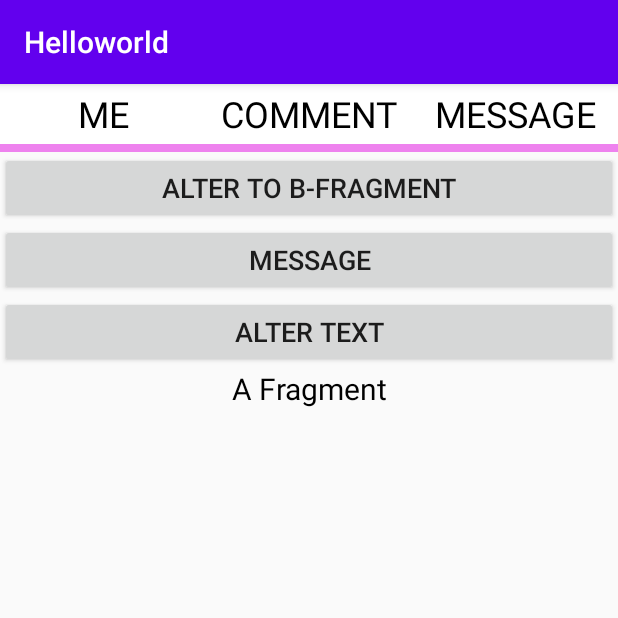
After one commit to 1170300624/Hello-World, an Android app: the PagerActivity screen opened directly, with no data from a screen before it, on a phone screen of 412 x 824 dp, the top half of it. The commit adds this screen. Run offline under Robolectric (Android 15) with nearby library versions, the phone set to English and light mode, and no system bars; network calls fail.

Commit message:
2021.8.24

```diff
--- a/app/build.gradle
+++ b/app/build.gradle
@@ -33,6 +33,7 @@ dependencies {
     implementation 'com.google.android.material:material:1.3.0'
     implementation 'androidx.constraintlayout:constraintlayout:2.0.4'
     implementation 'androidx.recyclerview:recyclerview:1.2.1'
+    implementation 'com.android.support:support-v4:28.0.0'
     testImplementation 'junit:junit:4.+'
     androidTestImplementation 'androidx.test.ext:junit:1.1.2'
     androidTestImplementation 'androidx.test.espresso:espresso-core:3.3.0'
--- a/app/src/main/AndroidManifest.xml
+++ b/app/src/main/AndroidManifest.xml
@@ -11,6 +11,12 @@
         android:roundIcon="@mipmap/ic_launcher_round"
         android:supportsRtl="true"
         android:theme="@style/Theme.Helloworld">
+        <activity
+            android:name=".SqlActivity"
+            android:exported="true" />
+        <activity
+            android:name=".PagerActivity"
+            android:exported="true" />
         <activity
             android:name=".FileActivity"
             android:exported="true" />
--- /dev/null
+++ b/app/src/main/java/com/example/helloworld/PagerActivity.java
@@ -0,0 +1,162 @@
+package com.example.helloworld;
+
+import androidx.annotation.NonNull;
+import androidx.appcompat.app.AppCompatActivity;
+import androidx.viewpager.widget.PagerAdapter;
+import androidx.viewpager.widget.ViewPager;
+
+import android.graphics.BitmapFactory;
+import android.graphics.Matrix;
+import android.os.Bundle;
+import android.util.DisplayMetrics;
+import android.view.LayoutInflater;
+import android.view.View;
+import android.view.ViewGroup;
+import android.view.animation.Animation;
+import android.view.animation.TranslateAnimation;
+import android.widget.ImageView;
+import android.widget.TextView;
+import android.widget.Toast;
+
+import java.util.ArrayList;
+import java.util.List;
+
+public class PagerActivity extends AppCompatActivity {
+
+    private ViewPager viewPager;
+    private ImageView imageView;
+    private TextView txtView1, txtView2, txtView3;
+    private List<View> views;
+    private int offset = 0;
+    private int currentIndex = 0;
+    private int bmpW;
+    private View v1, v2, v3;
+
+    @Override
+    protected void onCreate(Bundle savedInstanceState) {
+        super.onCreate(savedInstanceState);
+        setContentView(R.layout.activity_pager);
+
+        initImageView();
+        initTextView();
+        initViewPager();
+
+    }
+
+    private void initViewPager(){
+
+        viewPager = findViewById(R.id.view_pager);
+        views = new ArrayList<View>();
+        LayoutInflater inflater = getLayoutInflater();
+        v1 = inflater.inflate(R.layout.fragment_a, null);
+        v2 = inflater.inflate(R.layout.fragment_b, null);
+        v3 = inflater.inflate(R.layout.fragment_c, null);
+        views.add(v1);
+        views.add(v2);
+        views.add(v3);
+        viewPager.setAdapter(new MyViewPagerAdapter(views));
+        viewPager.setCurrentItem(0);
+        viewPager.addOnPageChangeListener(new MyOnPageChangeListener());
+
+    }
+
+    private void initTextView(){
+
+        txtView1 = findViewById(R.id.text1);
+        txtView2 = findViewById(R.id.text2);
+        txtView3 = findViewById(R.id.text3);
+
+        txtView1.setOnClickListener(new MyOnClickListener(0));
+        txtView2.setOnClickListener(new MyOnClickListener(1));
+        txtView3.setOnClickListener(new MyOnClickListener(2));
+
+    }
+
+    private void initImageView(){
+
+        imageView = findViewById(R.id.cursor);
+        bmpW = BitmapFactory.decodeResource(getResources(), R.drawable.a).getWidth();
+        DisplayMetrics dm = new DisplayMetrics();
+        int screenW = dm.widthPixels;
+        offset = (screenW / 3 -bmpW) / 2;
+        Matrix matrix = new Matrix();
+        matrix.postTranslate(offset, 0);
+        imageView.setImageMatrix(matrix);
+
+    }
+
+    private class MyOnClickListener implements View.OnClickListener{
+
+        private int index = 0;
+
+        public MyOnClickListener(int i){
+            index = i;
+        }
+
+        @Override
+        public void onClick(View view) {
+            viewPager.setCurrentItem(index);
+
+        }
+    }
+
+    public class MyViewPagerAdapter extends PagerAdapter{
+
+        private List<View> mListView;
+
+        public MyViewPagerAdapter(List<View> mListView){
+            this.mListView = mListView;
+        }
+
+        @Override
+        public void destroyItem(@NonNull ViewGroup container, int position, @NonNull Object object) {
+            container.removeView(mListView.get(position));
+        }
+
+        @NonNull
+        @Override
+        public Object instantiateItem(@NonNull ViewGroup container, int position) {
+            container.addView(mListView.get(position), 0);
+            return mListView.get(position);
+        }
+
+        @Override
+        public int getCount() {
+            return mListView.size();
+        }
+
+        @Override
+        public boolean isViewFromObject(@NonNull View view, @NonNull Object object) {
+            return view == object;
+        }
+    }
+
+    public class MyOnPageChangeListener implements ViewPager.OnPageChangeListener{
+
+        int one = offset * 2 + bmpW;
+        int two = one * 2;
+
+        @Override
+        public void onPageScrolled(int position, float positionOffset, int positionOffsetPixels) {
+
+        }
+
+        @Override
+        public void onPageSelected(int position) {
+
+            Animation animation = new TranslateAnimation(one * currentIndex, one * position, 0, 0);
+            currentIndex = position;
+            animation.setFillAfter(true);
+            animation.setDuration(300);
+            imageView.startAnimation(animation);
+            Toast.makeText(PagerActivity.this, viewPager.getCurrentItem()+"page has been chosen.", Toast.LENGTH_LONG).show();
+
+        }
+
+        @Override
+        public void onPageScrollStateChanged(int state) {
+
+        }
+    }
+
+}
--- /dev/null
+++ b/app/src/main/res/layout/activity_pager.xml
@@ -0,0 +1,73 @@
+<?xml version="1.0" encoding="utf-8"?>
+<LinearLayout xmlns:android="http://schemas.android.com/apk/res/android"
+    xmlns:app="http://schemas.android.com/apk/res-auto"
+    xmlns:tools="http://schemas.android.com/tools"
+    android:layout_width="match_parent"
+    android:layout_height="match_parent"
+    tools:context=".PagerActivity"
+    android:orientation="vertical">
+
+    <LinearLayout
+        android:id="@+id/linearlayout1"
+        android:layout_width="match_parent"
+        android:layout_height="40dp"
+        android:background="#FFFFFF">
+
+        <TextView
+            android:id="@+id/text1"
+            android:layout_width="match_parent"
+            android:layout_height="match_parent"
+            android:layout_weight="1"
+            android:gravity="center"
+            android:text="ME"
+            android:textColor="@color/black"
+            android:textSize="24dp"
+            />
+
+        <TextView
+            android:id="@+id/text2"
+            android:layout_width="match_parent"
+            android:layout_height="match_parent"
+            android:layout_weight="1"
+            android:gravity="center"
+            android:text="COMMENT"
+            android:textColor="@color/black"
+            android:textSize="24dp"
+            />
+
+        <TextView
+            android:id="@+id/text3"
+            android:layout_width="match_parent"
+            android:layout_height="match_parent"
+            android:layout_weight="1"
+            android:gravity="center"
+            android:text="MESSAGE"
+            android:textColor="@color/black"
+            android:textSize="24dp"
+            />
+
+    </LinearLayout>
+
+    <ImageView
+        android:id="@+id/cursor"
+        android:layout_width="match_parent"
+        android:layout_height="5dp"
+        android:scaleType="matrix"
+        android:background="#EE82EE"
+
+        />
+
+    <androidx.viewpager.widget.ViewPager
+        android:id="@+id/view_pager"
+        android:layout_width="match_parent"
+        android:layout_height="0dp"
+        android:layout_gravity="center"
+        android:layout_weight="1"
+        android:flipInterval="30"
+        android:persistentDrawingCache="animation"
+        />
+
+
+
+
+</LinearLayout>
```
Also changed, not shown: app/src/main/java/com/example/helloworld/FileActivity.java (+57 -20 lines), app/src/main/java/com/example/helloworld/SqlActivity.java (added, +14 -0 lines), app/src/main/res/layout/activity_file.xml (+19 -2 lines), app/src/main/res/layout/activity_sql.xml (added, +9 -0 lines), app/src/main/res/layout/fragment_c.xml (added, +17 -0 lines), app/src/main/res/drawable/a.jpeg (added).
